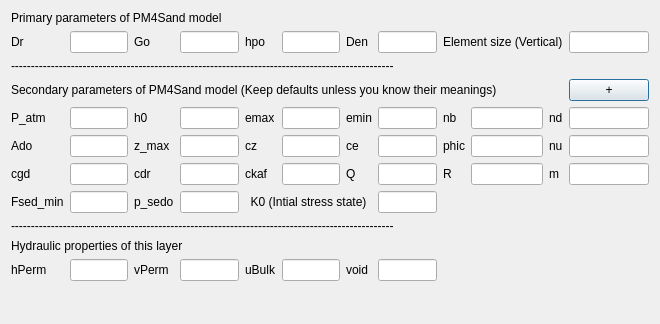
This is UI/PM4Sand.ui in NHERI-SimCenter/QS3hark as Qt 5 draws it before an edit. The edited form follows.
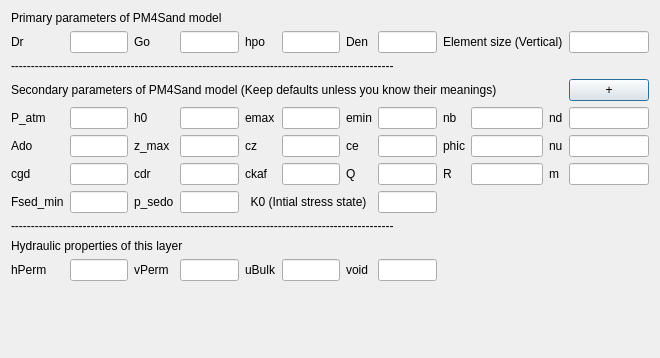
This is the edited form.

The edit to the form file:
```diff
--- a/UI/PM4Sand.ui
+++ b/UI/PM4Sand.ui
@@ -7,7 +7,7 @@
     <x>0</x>
     <y>0</y>
     <width>660</width>
-    <height>324</height>
+    <height>358</height>
    </rect>
   </property>
   <property name="windowTitle">
```
Left out of the diff: 4 changed lines with no effect on the pictures.
